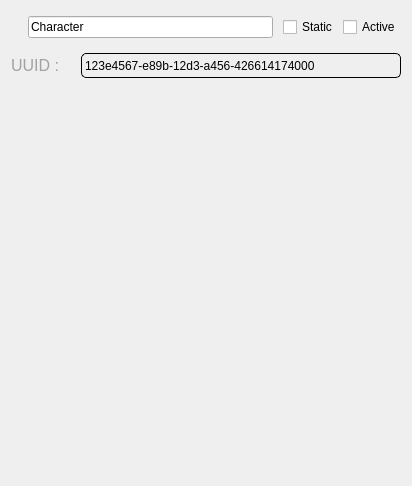
Qt form Editor/src/UI/Windows/RZEInspectorWindow.ui (Pikachuxxxx/Razix) before a commit.
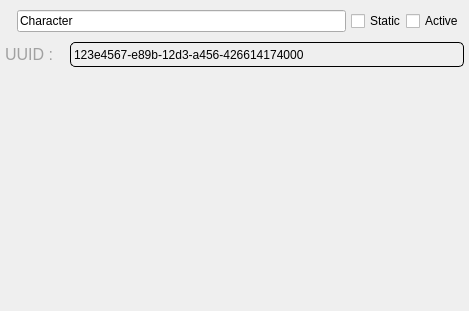
The same form after that commit. Icons and pictures are not drawn.

Commit message: [Editor] Added scrollbar to Inspector Window;

```diff
--- a/Editor/src/UI/Windows/RZEInspectorWindow.ui
+++ b/Editor/src/UI/Windows/RZEInspectorWindow.ui
@@ -6,8 +6,8 @@
    <rect>
     <x>0</x>
     <y>0</y>
-    <width>412</width>
-    <height>486</height>
+    <width>469</width>
+    <height>311</height>
    </rect>
   </property>
   <property name="windowTitle">
@@ -18,7 +18,58 @@
   </property>
   <layout class="QVBoxLayout" name="verticalLayout_2">
    <property name="spacing">
-    <number>10</number>
+    <number>0</number>
+   </property>
+   <property name="leftMargin">
+    <number>5</number>
+   </property>
+   <property name="topMargin">
+    <number>5</number>
+   </property>
+   <property name="rightMargin">
+    <number>5</number>
+   </property>
+   <property name="bottomMargin">
+    <number>5</number>
+   </property>
+   <item>
+    <widget class="QScrollArea" name="scrollArea">
+     <property name="frameShape">
+      <enum>QFrame::NoFrame</enum>
+     </property>
+     <property name="frameShadow">
+      <enum>QFrame::Sunken</enum>
+     </property>
+     <property name="lineWidth">
+      <number>1</number>
+     </property>
+     <property name="widgetResizable">
+      <bool>true</bool>
+     </property>
+     <widget class="QWidget" name="scrollWidget">
+      <property name="geometry">
+       <rect>
+        <x>0</x>
+        <y>0</y>
+        <width>459</width>
+        <height>301</height>
+       </rect>
+      </property>
+      <layout class="QVBoxLayout" name="scrollLayout">
+       <property name="spacing">
+        <number>5</number>
+       </property>
+       <property name="leftMargin">
+        <number>0</number>
+       </property>
+       <property name="topMargin">
+        <number>0</number>
+       </property>
+       <property name="rightMargin">
+        <number>0</number>
+       </property>
+       <property name="bottomMargin">
+        <number>0</number>
    </property>
    <item>
     <layout class="QHBoxLayout" name="horizontalLayout">
@@ -144,6 +195,10 @@
       </size>
      </property>
     </spacer>
+       </item>
+      </layout>
+     </widget>
+    </widget>
    </item>
   </layout>
  </widget>
```
Left out of the diff: 2 changed lines with no effect on the pictures. Lines whose indentation alone changed are shown as unchanged. The commit also changes 7 other files.
